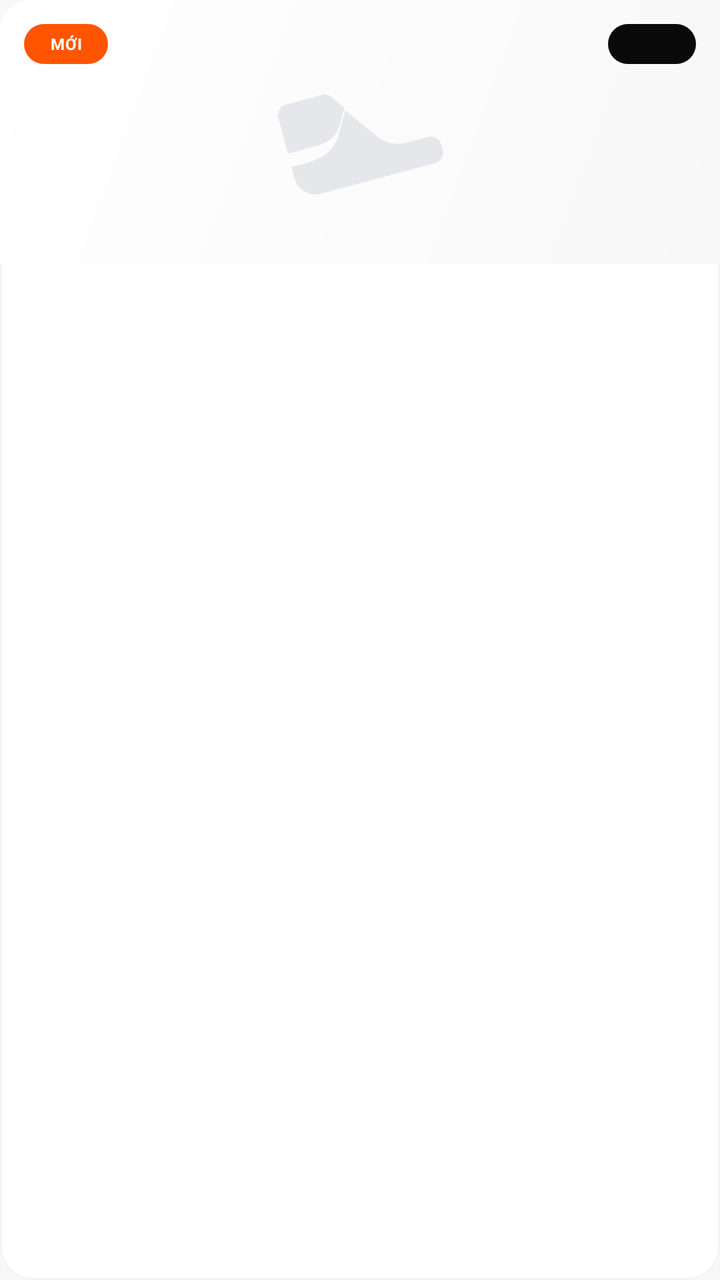
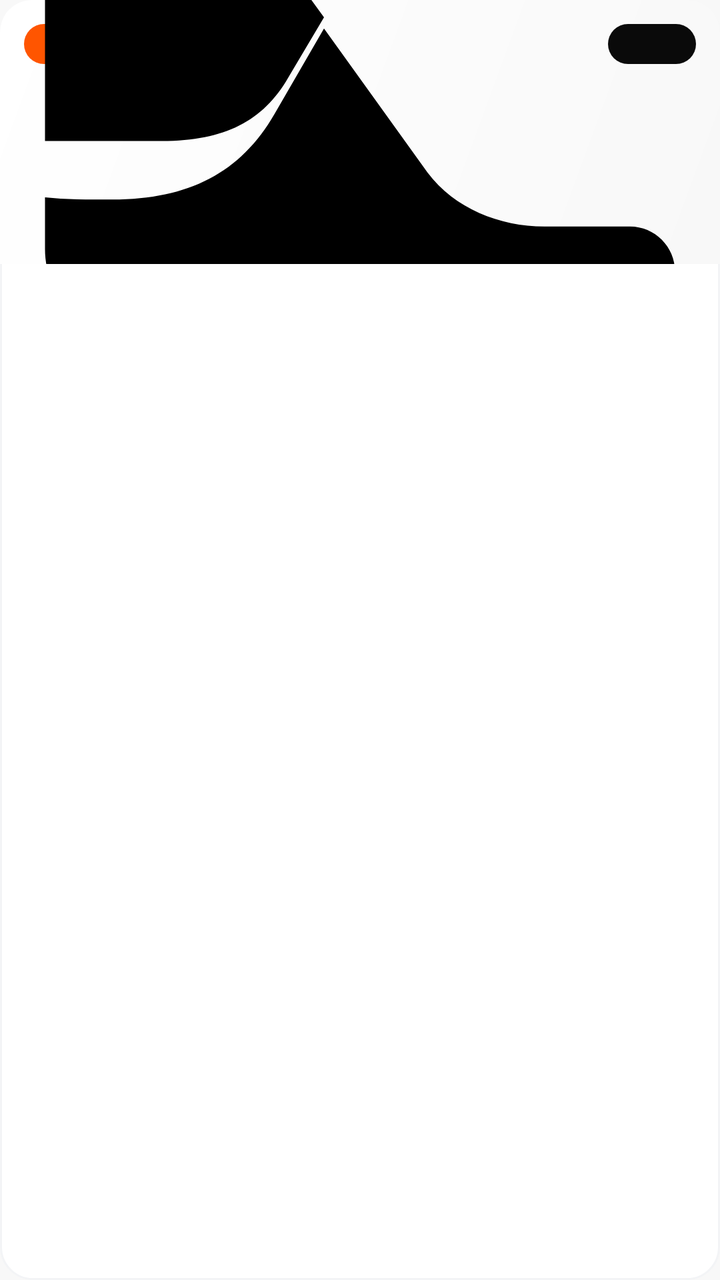

Before-and-after screenshots of an Android layout around one commit, followed by the original layout XML and the change that was made.
<!-- AndroidManifest.xml: application theme Theme.SoleStep -->
<!-- res/layout/item_client_product.xml -->
<?xml version="1.0" encoding="utf-8"?>
<LinearLayout xmlns:android="http://schemas.android.com/apk/res/android"
    android:layout_width="match_parent"
    android:layout_height="wrap_content"
    android:background="@drawable/bg_home_product_card"
    android:orientation="vertical">

    <FrameLayout
        android:id="@+id/client_product_image_panel"
        android:layout_width="match_parent"
        android:layout_height="132dp"
        android:background="@drawable/bg_home_product_image_light">

        <TextView
            android:id="@+id/client_product_badge_new"
            android:layout_width="42dp"
            android:layout_height="20dp"
            android:layout_margin="@dimen/space_6"
            android:background="@drawable/bg_home_sale_badge"
            android:gravity="center"
            android:text="@string/badge_new"
            android:textAppearance="@style/TextAppearance.SoleStep.Caption"
            android:textColor="@color/brand_white"
            android:textSize="8sp"
            android:textStyle="bold" />

        <TextView
            android:id="@+id/client_product_badge_discount"
            android:layout_width="44dp"
            android:layout_height="20dp"
            android:layout_gravity="top|end"
            android:layout_margin="@dimen/space_6"
            android:background="@drawable/bg_catalog_discount_badge"
            android:gravity="center"
            android:textAppearance="@style/TextAppearance.SoleStep.Caption"
            android:textColor="@color/brand_white"
            android:textSize="8sp"
            android:textStyle="bold" />

        <ImageView
            android:id="@+id/client_product_image"
            android:layout_width="118dp"
            android:layout_height="86dp"
            android:layout_gravity="center"
            android:contentDescription="@string/product_image_desc"
            android:rotation="-15"
            android:src="@drawable/ic_shoe"
            android:tint="@color/text_disabled" />
    </FrameLayout>

    <TextView
        android:id="@+id/client_product_brand"
        android:layout_width="match_parent"
        android:layout_height="wrap_content"
        android:layout_marginStart="@dimen/space_8"
        android:layout_marginTop="@dimen/space_8"
        android:layout_marginEnd="@dimen/space_8"
        android:ellipsize="end"
        android:maxLines="1"
        android:textAppearance="@style/TextAppearance.SoleStep.Caption" />

    <TextView
        android:id="@+id/client_product_name"
        android:layout_width="match_parent"
        android:layout_height="wrap_content"
        android:layout_marginStart="@dimen/space_8"
        android:layout_marginEnd="@dimen/space_8"
        android:ellipsize="end"
        android:maxLines="2"
        android:minHeight="34dp"
        android:textAppearance="@style/TextAppearance.SoleStep.BodySmall"
        android:textColor="@color/text_primary"
        android:textStyle="bold" />

    <TextView
        android:id="@+id/client_product_rating"
        android:layout_width="match_parent"
        android:layout_height="wrap_content"
        android:layout_marginStart="@dimen/space_8"
        android:layout_marginTop="@dimen/space_3"
        android:layout_marginEnd="@dimen/space_8"
        android:textAppearance="@style/TextAppearance.SoleStep.Caption"
        android:textColor="@color/text_tertiary" />

    <LinearLayout
        android:layout_width="match_parent"
        android:layout_height="wrap_content"
        android:layout_marginStart="@dimen/space_8"
        android:layout_marginTop="@dimen/space_4"
        android:layout_marginEnd="@dimen/space_8"
        android:layout_marginBottom="@dimen/space_8"
        android:gravity="center_vertical"
        android:orientation="horizontal">

        <TextView
            android:id="@+id/client_product_price"
            android:layout_width="0dp"
            android:layout_height="wrap_content"
            android:layout_weight="1"
            android:textAppearance="@style/TextAppearance.SoleStep.PriceSmall" />

        <TextView
            android:id="@+id/client_product_original_price"
            android:layout_width="wrap_content"
            android:layout_height="wrap_content"
            android:textAppearance="@style/TextAppearance.SoleStep.Caption"
            android:textColor="@color/text_disabled" />
    </LinearLayout>
</LinearLayout>
<!-- resources referenced by this layout -->
<resources>
  <color name="brand_white">#FFFFFF</color>
  <color name="text_disabled">#E5E7EB</color>
  <color name="text_primary">#0A0A0A</color>
  <color name="text_tertiary">#6B7280</color>
  <dimen name="space_3">6dp</dimen>
  <dimen name="space_4">8dp</dimen>
  <dimen name="space_6">12dp</dimen>
  <dimen name="space_8">16dp</dimen>
  <string name="badge_new">MỚI</string>
  <string name="product_image_desc">Ảnh sản phẩm</string>
  <style name="TextAppearance.SoleStep.BodySmall" parent="TextAppearance.MaterialComponents.Body2">
          <item name="android:textSize">@dimen/font_caption</item>
          <item name="android:textColor">@color/text_tertiary</item>
      </style>
  <style name="TextAppearance.SoleStep.Caption" parent="TextAppearance.MaterialComponents.Caption">
          <item name="android:textSize">@dimen/font_caption_small</item>
          <item name="android:textColor">@color/text_muted</item>
      </style>
  <style name="TextAppearance.SoleStep.PriceSmall" parent="TextAppearance.SoleStep.Body">
          <item name="android:textSize">@dimen/font_price_small</item>
          <item name="android:textColor">@color/brand_orange</item>
          <item name="android:textStyle">bold</item>
      </style>
  <color name="brand_black">#0A0A0A</color>
  <dimen name="radius_pill">999dp</dimen>
  <color name="bg_primary">#FFFFFF</color>
  <dimen name="radius_lg">16dp</dimen>
  <dimen name="stroke_thin">1dp</dimen>
  <color name="border_light">#F3F4F6</color>
  <color name="bg_secondary">#F8F8F8</color>
  <color name="brand_orange">#FF5500</color>
  <dimen name="font_caption">11sp</dimen>
  <dimen name="font_caption_small">10sp</dimen>
  <color name="text_muted">#9CA3AF</color>
  <dimen name="font_price_small">13sp</dimen>
  <color name="brand_orange_dark">#CC4400</color>
  <color name="bg_dark_surface_2">#161616</color>
  <color name="status_error">#EF4444</color>
  <style name="ShapeAppearance.SoleStep.Small" parent="">
          <item name="cornerFamily">rounded</item>
          <item name="cornerSize">@dimen/radius_sm</item>
      </style>
  <style name="ShapeAppearance.SoleStep.Medium" parent="">
          <item name="cornerFamily">rounded</item>
          <item name="cornerSize">@dimen/radius_lg</item>
      </style>
  <style name="ShapeAppearance.SoleStep.Large" parent="">
          <item name="cornerFamily">rounded</item>
          <item name="cornerSize">@dimen/radius_2xl</item>
      </style>
  <style name="TextAppearance.SoleStep.Title" parent="TextAppearance.MaterialComponents.Headline3">
          <item name="android:textSize">@dimen/font_title</item>
          <item name="android:textStyle">bold</item>
          <item name="android:textColor">@color/text_primary</item>
      </style>
  <dimen name="font_body">13sp</dimen>
  <color name="text_secondary">#374151</color>
  <dimen name="radius_sm">8dp</dimen>
  <dimen name="radius_2xl">24dp</dimen>
  <dimen name="font_display">48sp</dimen>
  <dimen name="font_title_large">24sp</dimen>
  <dimen name="font_title">20sp</dimen>
  <dimen name="font_headline">18sp</dimen>
  <dimen name="font_subheading">16sp</dimen>
  <dimen name="font_label">14sp</dimen>
  <dimen name="font_overline">9sp</dimen>
  <dimen name="elev_bottom_nav">8dp</dimen>
  <dimen name="bottom_nav_height">88dp</dimen>
  <dimen name="radius_button">20dp</dimen>
  <dimen name="btn_height_large">52dp</dimen>
  <dimen name="space_16">32dp</dimen>
  <dimen name="elev_raised">4dp</dimen>
  <color name="border_normal">#E5E7EB</color>
  <dimen name="radius_input">20dp</dimen>
  <color name="text_placeholder">#D1D5DB</color>
  <dimen name="radius_chip">12dp</dimen>
  <dimen name="space_12">24dp</dimen>
  <dimen name="btn_height_tiny">28dp</dimen>
  <dimen name="radius_card">20dp</dimen>
  <dimen name="elev_card">2dp</dimen>
  <dimen name="toolbar_height">56dp</dimen>
  <dimen name="space_screen_horizontal">20dp</dimen>
  <dimen name="elev_top_bar">4dp</dimen>
  <dimen name="elev_fab">6dp</dimen>
  <!-- unchanged entries left out for length: 21 -->
</resources>

<!-- the commit's change to res/layout/item_client_product.xml (unified diff, before → after) -->
@@ -39,13 +39,12 @@
 
         <ImageView
             android:id="@+id/client_product_image"
-            android:layout_width="118dp"
-            android:layout_height="86dp"
+            android:layout_width="match_parent"
+            android:layout_height="match_parent"
             android:layout_gravity="center"
             android:contentDescription="@string/product_image_desc"
-            android:rotation="-15"
-            android:src="@drawable/ic_shoe"
-            android:tint="@color/text_disabled" />
+            android:scaleType="centerCrop"
+            android:src="@drawable/ic_shoe" />
     </FrameLayout>
 
     <TextView
